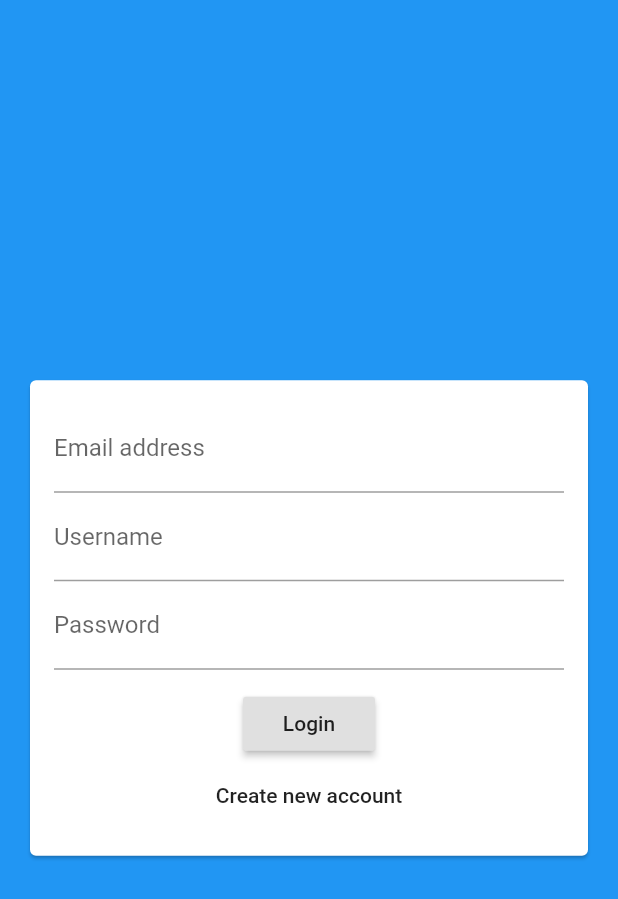
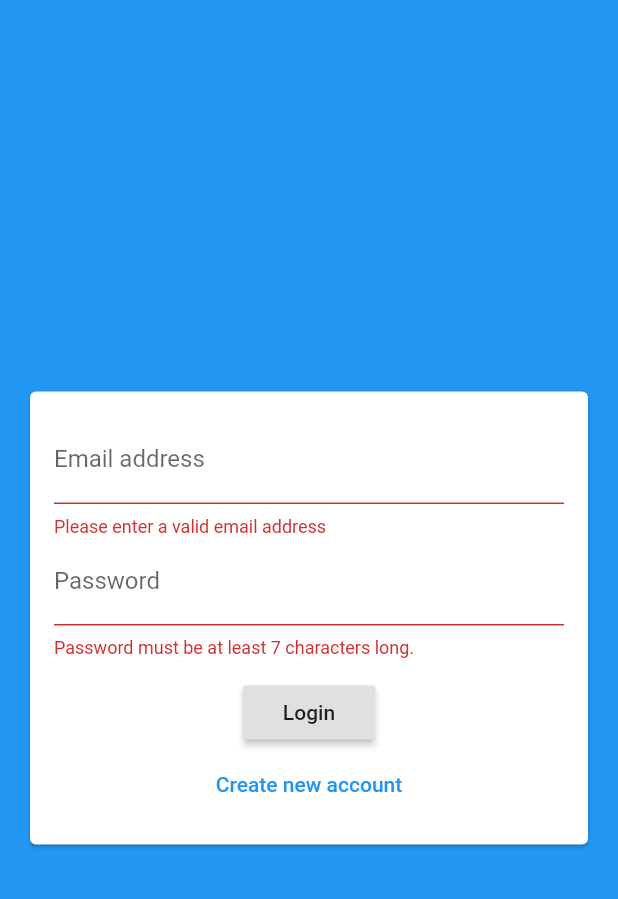
Before and after one commit to seokhyeonSong/flutter_practice_chat, a Flutter app: the AuthScreen screen opened directly, after a tap on "Login", on a phone screen of 412 x 824 dp. Shown: the top 899 px of the screen. Run offline on Flutter 3.47's test engine with Material 2 defaults, Android fonts, the phone set to English and light mode, and no system bars; our stand-ins replace cloud_firestore, firebase_core; accounts and stored records are empty.

Commit message:
ADD : add validation & mode change at auth screen add validation on textfield and add mode switching

```diff
--- a/lib/widgets/auth/auth_form.dart
+++ b/lib/widgets/auth/auth_form.dart
@@ -8,6 +8,22 @@ class AuthForm extends StatefulWidget {
 }
 
 class _AuthFormState extends State<AuthForm> {
+  final _formkey = GlobalKey<FormState>();
+  var _isLogin = true;
+  var _userEmail = '';
+  var _userName = '';
+  var _userPassword = '';
+
+  void _trySubmit() {
+    if (_formkey.currentState == null) return;
+    final isValid = _formkey.currentState!.validate();
+    FocusScope.of(context).unfocus();
+    if (isValid) {
+      _formkey.currentState!.save();
+      // User those values to send our auth request ...
+    }
+  }
+
   @override
   Widget build(BuildContext context) {
     return Center(
@@ -17,35 +33,77 @@ class _AuthFormState extends State<AuthForm> {
           child: Padding(
             padding: const EdgeInsets.all(16),
             child: Form(
+              key: _formkey,
               child: Column(
                 mainAxisSize: MainAxisSize.min,
                 children: [
                   TextFormField(
+                    key: ValueKey('email'),
+                    validator: (value) {
+                      if (value == null)
+                        return 'Please enter a valid email address';
+                      if (value.isEmpty || !value.contains('@'))
+                        return 'Please enter a valid email address';
+                      return null;
+                    },
                     keyboardType: TextInputType.emailAddress,
                     decoration: const InputDecoration(
                       labelText: "Email address",
                     ),
+                    onSaved: (value) {
+                      if (value != null) _userEmail = value;
+                    },
                   ),
+                  if (!_isLogin)
+                    TextFormField(
+                      key: ValueKey('username'),
+                      validator: (value) {
+                        if (value == null)
+                          return 'Please enter at least 4 characters.';
+                        if (value.isEmpty || value.length < 4)
+                          return 'Please enter at least 4 characters.';
+                        return null;
+                      },
+                      decoration: const InputDecoration(
+                        labelText: 'Username',
+                      ),
+                      onSaved: (value) {
+                        if (value != null) _userName = value;
+                      },
+                    ),
                   TextFormField(
-                    decoration: const InputDecoration(
-                      labelText: 'Username',
-                    ),
-                  ),
-                  TextFormField(
+                    key: ValueKey('password'),
+                    validator: (value) {
+                      if (value == null)
+                        return 'Password must be at least 7 characters long.';
+                      if (value.isEmpty || value.length < 7)
+                        return 'Password must be at least 7 characters long.';
+                      return null;
+                    },
                     decoration: const InputDecoration(
                       labelText: 'Password',
                     ),
+                    onSaved: (value) {
+                      if (value != null) _userPassword = value;
+                    },
                   ),
                   const SizedBox(
                     height: 12,
                   ),
                   RaisedButton(
-                    onPressed: () {},
-                    child: const Text('Login'),
+                    onPressed: _trySubmit,
+                    child: Text(_isLogin ? 'Login' : 'Sign up'),
                   ),
                   FlatButton(
-                    onPressed: () {},
-                    child: const Text("Create new account"),
+                    textColor: Theme.of(context).primaryColor,
+                    onPressed: () {
+                      setState(() {
+                        _isLogin = !_isLogin;
+                      });
+                    },
+                    child: Text(_isLogin
+                        ? "Create new account"
+                        : "i already have an account"),
                   )
                 ],
               ),
```
